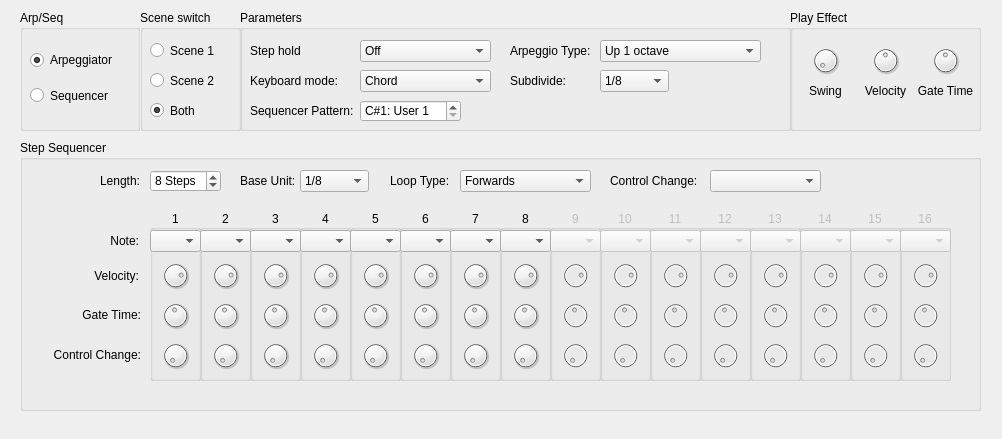
Old version of the form src/View/ArpSeq.ui in the repository thefinalcutbg/QAN1xEditor.
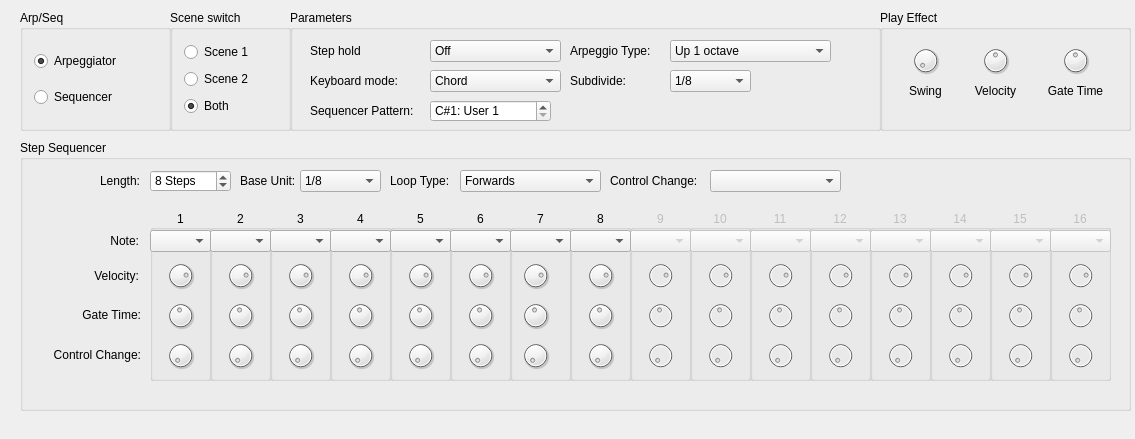
New version of the form. Custom widgets are drawn as their Qt base class.

```diff
--- a/src/View/ArpSeq.ui
+++ b/src/View/ArpSeq.ui
@@ -6,7 +6,7 @@
    <rect>
     <x>0</x>
     <y>0</y>
-    <width>1002</width>
+    <width>1135</width>
     <height>439</height>
    </rect>
   </property>
@@ -16,64 +16,48 @@
   <widget class="QGroupBox" name="groupBox_2">
    <property name="geometry">
     <rect>
-     <x>140</x>
+     <x>170</x>
      <y>10</y>
-     <width>101</width>
+     <width>121</width>
      <height>121</height>
     </rect>
    </property>
    <property name="title">
     <string>Scene switch</string>
    </property>
-   <widget class="QRadioButton" name="radioScene1">
-    <property name="geometry">
-     <rect>
-      <x>10</x>
-      <y>30</y>
-      <width>89</width>
-      <height>21</height>
-     </rect>
-    </property>
-    <property name="text">
-     <string>Scene 1</string>
-    </property>
-   </widget>
-   <widget class="QRadioButton" name="radioScene2">
-    <property name="geometry">
-     <rect>
-      <x>10</x>
-      <y>60</y>
-      <width>89</width>
-      <height>21</height>
-     </rect>
-    </property>
-    <property name="text">
-     <string>Scene 2</string>
-    </property>
-   </widget>
-   <widget class="QRadioButton" name="radioBothScenes">
-    <property name="geometry">
-     <rect>
-      <x>10</x>
-      <y>90</y>
-      <width>89</width>
-      <height>21</height>
-     </rect>
-    </property>
-    <property name="text">
-     <string>Both</string>
-    </property>
-    <property name="checked">
-     <bool>true</bool>
-    </property>
-   </widget>
+   <layout class="QVBoxLayout" name="verticalLayout">
+    <item>
+     <widget class="QRadioButton" name="radioScene1">
+      <property name="text">
+       <string>Scene 1</string>
+      </property>
+     </widget>
+    </item>
+    <item>
+     <widget class="QRadioButton" name="radioScene2">
+      <property name="text">
+       <string>Scene 2</string>
+      </property>
+     </widget>
+    </item>
+    <item>
+     <widget class="QRadioButton" name="radioBothScenes">
+      <property name="text">
+       <string>Both</string>
+      </property>
+      <property name="checked">
+       <bool>true</bool>
+      </property>
+     </widget>
+    </item>
+   </layout>
   </widget>
   <widget class="QGroupBox" name="groupBox">
    <property name="geometry">
     <rect>
-     <x>790</x>
+     <x>880</x>
      <y>10</y>
-     <width>191</width>
+     <width>251</width>
      <height>121</height>
     </rect>
    </property>
@@ -83,7 +67,7 @@
    <widget class="DialKnob" name="swing">
     <property name="geometry">
      <rect>
-      <x>20</x>
+      <x>30</x>
       <y>30</y>
       <width>31</width>
       <height>41</height>
@@ -126,7 +110,7 @@
    <widget class="QLabel" name="label_8">
     <property name="geometry">
      <rect>
-      <x>70</x>
+      <x>90</x>
       <y>70</y>
       <width>51</width>
       <height>21</height>
@@ -142,7 +126,7 @@
    <widget class="QLabel" name="seqLabel_2">
     <property name="geometry">
      <rect>
-      <x>10</x>
+      <x>20</x>
       <y>70</y>
       <width>51</width>
       <height>21</height>
@@ -158,7 +142,7 @@
    <widget class="DialKnob" name="velocity">
     <property name="geometry">
      <rect>
-      <x>80</x>
+      <x>100</x>
       <y>30</y>
       <width>31</width>
       <height>41</height>
@@ -204,7 +188,7 @@
    <widget class="QLabel" name="seqLabel_3">
     <property name="geometry">
      <rect>
-      <x>120</x>
+      <x>160</x>
       <y>70</y>
       <width>71</width>
       <height>21</height>
@@ -220,7 +204,7 @@
    <widget class="DialKnob" name="gate">
     <property name="geometry">
      <rect>
-      <x>140</x>
+      <x>180</x>
       <y>30</y>
       <width>31</width>
       <height>41</height>
@@ -267,9 +251,9 @@
   <widget class="QGroupBox" name="groupBox_3">
    <property name="geometry">
     <rect>
-     <x>240</x>
+     <x>290</x>
      <y>10</y>
-     <width>551</width>
+     <width>591</width>
      <height>121</height>
     </rect>
    </property>
@@ -279,9 +263,9 @@
    <widget class="ComboPicker" name="arpSubdivide">
     <property name="geometry">
      <rect>
-      <x>360</x>
+      <x>380</x>
       <y>60</y>
-      <width>69</width>
+      <width>81</width>
       <height>22</height>
      </rect>
     </property>
@@ -342,9 +326,9 @@
    <widget class="SpinBox" name="seqPatternNo">
     <property name="geometry">
      <rect>
-      <x>120</x>
+      <x>140</x>
       <y>90</y>
-      <width>101</width>
+      <width>121</width>
       <height>22</height>
      </rect>
     </property>
@@ -367,7 +351,7 @@
    <widget class="QLabel" name="label_5">
     <property name="geometry">
      <rect>
-      <x>10</x>
+      <x>20</x>
       <y>30</y>
       <width>101</width>
       <height>21</height>
@@ -380,7 +364,7 @@
    <widget class="ComboPicker" name="stepHoldCombo">
     <property name="geometry">
      <rect>
-      <x>120</x>
+      <x>140</x>
       <y>30</y>
       <width>131</width>
       <height>22</height>
@@ -400,7 +384,7 @@
    <widget class="ComboPicker" name="arpType">
     <property name="geometry">
      <rect>
-      <x>360</x>
+      <x>380</x>
       <y>30</y>
       <width>161</width>
       <height>22</height>
@@ -563,7 +547,7 @@
    <widget class="QLabel" name="seqLabel_1">
     <property name="geometry">
      <rect>
-      <x>10</x>
+      <x>20</x>
       <y>90</y>
       <width>111</width>
       <height>21</height>
@@ -576,7 +560,7 @@
    <widget class="ComboPicker" name="kbdMode">
     <property name="geometry">
      <rect>
-      <x>120</x>
+      <x>140</x>
       <y>60</y>
       <width>131</width>
       <height>22</height>
@@ -596,9 +580,9 @@
    <widget class="QLabel" name="arpLabel_2">
     <property name="geometry">
      <rect>
-      <x>270</x>
+      <x>280</x>
       <y>60</y>
-      <width>71</width>
+      <width>91</width>
       <height>21</height>
      </rect>
     </property>
@@ -609,7 +593,7 @@
    <widget class="QLabel" name="label">
     <property name="geometry">
      <rect>
-      <x>10</x>
+      <x>20</x>
       <y>60</y>
       <width>101</width>
       <height>21</height>
@@ -622,9 +606,9 @@
    <widget class="QLabel" name="arpLabel_1">
     <property name="geometry">
      <rect>
-      <x>270</x>
+      <x>280</x>
       <y>30</y>
-      <width>91</width>
+      <width>101</width>
       <height>21</height>
      </rect>
     </property>
@@ -638,49 +622,39 @@
     <rect>
      <x>20</x>
      <y>10</y>
-     <width>120</width>
+     <width>151</width>
      <height>121</height>
     </rect>
    </property>
    <property name="title">
     <string>Arp/Seq</string>
    </property>
-   <widget class="QRadioButton" name="radioArp">
-    <property name="geometry">
-     <rect>
-      <x>10</x>
-      <y>40</y>
-      <width>89</width>
-      <height>20</height>
-     </rect>
-    </property>
-    <property name="text">
-     <string>Arpeggiator</string>
-    </property>
-    <property name="checked">
-     <bool>true</bool>
-    </property>
-   </widget>
-   <widget class="QRadioButton" name="radioSeq">
-    <property name="geometry">
-     <rect>
-      <x>10</x>
-      <y>70</y>
-      <width>89</width>
-      <height>31</height>
-     </rect>
-    </property>
-    <property name="text">
-     <string>Sequencer</string>
-    </property>
-   </widget>
+   <layout class="QVBoxLayout" name="verticalLayout_2">
+    <item>
+     <widget class="QRadioButton" name="radioArp">
+      <property name="text">
+       <string>Arpeggiator</string>
+      </property>
+      <property name="checked">
+       <bool>true</bool>
+      </property>
+     </widget>
+    </item>
+    <item>
+     <widget class="QRadioButton" name="radioSeq">
+      <property name="text">
+       <string>Sequencer</string>
+      </property>
+     </widget>
+    </item>
+   </layout>
   </widget>
   <widget class="QGroupBox" name="stepGroup">
    <property name="geometry">
     <rect>
      <x>20</x>
      <y>140</y>
-     <width>961</width>
+     <width>1111</width>
      <height>271</height>
     </rect>
    </property>
@@ -692,7 +666,7 @@
      <rect>
       <x>690</x>
       <y>30</y>
-      <width>111</width>
+      <width>131</width>
       <height>22</height>
      </rect>
     </property>
@@ -757,7 +731,7 @@
      <rect>
       <x>280</x>
       <y>30</y>
-      <width>69</width>
+      <width>81</width>
       <height>22</height>
      </rect>
     </property>
@@ -820,7 +794,7 @@
      <rect>
       <x>440</x>
       <y>30</y>
-      <width>131</width>
+      <width>141</width>
       <height>22</height>
      </rect>
     </property>
@@ -850,7 +824,7 @@
      <rect>
       <x>130</x>
       <y>30</y>
-      <width>71</width>
+      <width>81</width>
       <height>22</height>
      </rect>
     </property>
@@ -870,9 +844,9 @@
    <widget class="QGroupBox" name="step_3">
     <property name="geometry">
      <rect>
-      <x>230</x>
+      <x>250</x>
       <y>70</y>
-      <width>51</width>
+      <width>61</width>
       <height>171</height>
      </rect>
     </property>
@@ -887,7 +861,7 @@
       <rect>
        <x>0</x>
        <y>130</y>
-       <width>51</width>
+       <width>61</width>
        <height>31</height>
       </rect>
      </property>
@@ -933,7 +907,7 @@
       <rect>
        <x>0</x>
        <y>50</y>
-       <width>51</width>
+       <width>61</width>
        <height>31</height>
       </rect>
      </property>
@@ -979,7 +953,7 @@
       <rect>
        <x>0</x>
        <y>90</y>
-       <width>51</width>
+       <width>61</width>
        <height>31</height>
       </rect>
      </property>
@@ -1025,7 +999,7 @@
       <rect>
        <x>0</x>
        <y>20</y>
-       <width>51</width>
+       <width>61</width>
        <height>22</height>
       </rect>
      </property>
@@ -1037,9 +1011,9 @@
     </property>
     <property name="geometry">
      <rect>
-      <x>830</x>
+      <x>970</x>
       <y>70</y>
-      <width>51</width>
+      <width>61</width>
       <height>171</height>
      </rect>
     </property>
@@ -1063,7 +1037,7 @@
       <rect>
        <x>0</x>
        <y>130</y>
-       <width>51</width>
+       <width>61</width>
        <height>31</height>
       </rect>
      </property>
@@ -1109,7 +1083,7 @@
       <rect>
        <x>0</x>
        <y>50</y>
-       <width>51</width>
+       <width>61</width>
        <height>31</height>
       </rect>
      </property>
@@ -1155,7 +1129,7 @@
       <rect>
        <x>0</x>
        <y>90</y>
-       <width>51</width>
+       <width>61</width>
        <height>31</height>
       </rect>
      </property>
@@ -1201,7 +1175,7 @@
       <rect>
        <x>0</x>
        <y>20</y>
-       <width>51</width>
+       <width>61</width>
        <height>22</height>
       </rect>
      </property>
@@ -1213,9 +1187,9 @@
     </property>
     <property name="geometry">
      <rect>
-      <x>480</x>
+      <x>550</x>
       <y>70</y>
-      <width>51</width>
+      <width>61</width>
       <height>171</height>
      </rect>
     </property>
@@ -1239,7 +1213,7 @@
       <rect>
        <x>0</x>
        <y>130</y>
-       <width>51</width>
+       <width>61</width>
        <height>31</height>
       </rect>
      </property>
@@ -1285,7 +1259,7 @@
       <rect>
        <x>0</x>
        <y>50</y>
-       <width>51</width>
+       <width>61</width>
        <height>31</height>
       </rect>
      </property>
@@ -1331,7 +1305,7 @@
       <rect>
        <x>0</x>
        <y>90</y>
-       <width>51</width>
+       <width>61</width>
        <height>31</height>
       </rect>
      </property>
@@ -1377,7 +1351,7 @@
       <rect>
        <x>0</x>
        <y>20</y>
-       <width>51</width>
+       <width>61</width>
        <height>22</height>
       </rect>
      </property>
@@ -1389,9 +1363,9 @@
     </property>
     <property name="geometry">
      <rect>
-      <x>630</x>
+      <x>730</x>
       <y>70</y>
-      <width>51</width>
+      <width>61</width>
       <height>171</height>
      </rect>
     </property>
@@ -1415,7 +1389,7 @@
       <rect>
        <x>0</x>
        <y>130</y>
-       <width>51</width>
+       <width>61</width>
        <height>31</height>
       </rect>
      </property>
@@ -1461,7 +1435,7 @@
       <rect>
        <x>0</x>
        <y>50</y>
-       <width>51</width>
+       <width>61</width>
        <height>31</height>
       </rect>
      </property>
@@ -1507,7 +1481,7 @@
       <rect>
        <x>0</x>
        <y>90</y>
-       <width>51</width>
+       <width>61</width>
        <height>31</height>
       </rect>
      </property>
@@ -1553,7 +1527,7 @@
       <rect>
        <x>0</x>
        <y>20</y>
-       <width>51</width>
+       <width>61</width>
        <height>22</height>
       </rect>
      </property>
@@ -1565,9 +1539,9 @@
     </property>
     <property name="geometry">
      <rect>
-      <x>780</x>
+      <x>910</x>
       <y>70</y>
-      <width>51</width>
+      <width>61</width>
       <height>171</height>
      </rect>
     </property>
@@ -1591,7 +1565,7 @@
       <rect>
        <x>0</x>
        <y>130</y>
-       <width>51</width>
+       <width>61</width>
        <height>31</height>
       </rect>
      </property>
@@ -1637,7 +1611,7 @@
       <rect>
        <x>0</x>
        <y>50</y>
-       <width>51</width>
+       <width>61</width>
        <height>31</height>
       </rect>
      </property>
@@ -1683,7 +1657,7 @@
       <rect>
        <x>0</x>
        <y>90</y>
-       <width>51</width>
+       <width>61</width>
        <height>31</height>
       </rect>
      </property>
@@ -1729,7 +1703,7 @@
       <rect>
        <x>0</x>
        <y>20</y>
-       <width>51</width>
+       <width>61</width>
        <height>22</height>
       </rect>
      </property>
@@ -1738,9 +1712,9 @@
    <widget class="QLabel" name="label_4">
     <property name="geometry">
      <rect>
-      <x>20</x>
+      <x>10</x>
       <y>199</y>
-      <width>101</width>
+      <width>111</width>
       <height>31</height>
      </rect>
     </property>
@@ -1757,9 +1731,9 @@
     </property>
     <property name="geometry">
      <rect>
-      <x>880</x>
+      <x>1030</x>
       <y>70</y>
-      <width>51</width>
+      <width>61</width>
       <height>171</height>
      </rect>
     </property>
@@ -1783,7 +1757,7 @@
       <rect>
        <x>0</x>
        <y>130</y>
-       <width>51</width>
+       <width>61</width>
        <height>31</height>
       </rect>
      </property>
@@ -1829,7 +1803,7 @@
       <rect>
        <x>0</x>
        <y>50</y>
-       <width>51</width>
+       <width>61</width>
        <height>31</height>
       </rect>
      </property>
@@ -1875,7 +1849,7 @@
       <rect>
        <x>0</x>
        <y>90</y>
-       <width>51</width>
+       <width>61</width>
        <height>31</height>
       </rect>
      </property>
@@ -1921,7 +1895,7 @@
       <rect>
        <x>0</x>
        <y>20</y>
-       <width>51</width>
+       <width>61</width>
        <height>22</height>
       </rect>
      </property>
@@ -1930,9 +1904,9 @@
    <widget class="QLabel" name="label_2">
     <property name="geometry">
      <rect>
-      <x>70</x>
+      <x>28</x>
       <y>125</y>
-      <width>49</width>
+      <width>91</width>
       <height>21</height>
      </rect>
     </property>
@@ -1946,9 +1920,9 @@
    <widget class="QGroupBox" name="step_5">
     <property name="geometry">
      <rect>
-      <x>330</x>
+      <x>370</x>
       <y>70</y>
-      <width>51</width>
+      <width>61</width>
       <height>171</height>
      </rect>
     </property>
@@ -1963,7 +1937,7 @@
       <rect>
        <x>0</x>
        <y>130</y>
-       <width>51</width>
+       <width>61</width>
        <height>31</height>
       </rect>
      </property>
@@ -2009,7 +1983,7 @@
       <rect>
        <x>0</x>
        <y>50</y>
-       <width>51</width>
+       <width>61</width>
        <height>31</height>
       </rect>
      </property>
@@ -2055,7 +2029,7 @@
       <rect>
        <x>0</x>
        <y>90</y>
-       <width>51</width>
+       <width>61</width>
        <height>31</height>
       </rect>
      </property>
@@ -2101,7 +2075,7 @@
       <rect>
        <x>0</x>
        <y>20</y>
-       <width>51</width>
+       <width>61</width>
        <height>22</height>
       </rect>
      </property>
@@ -2110,9 +2084,9 @@
    <widget class="QGroupBox" name="step_6">
     <property name="geometry">
      <rect>
-      <x>380</x>
+      <x>430</x>
       <y>70</y>
-      <width>51</width>
+      <width>61</width>
       <height>171</height>
      </rect>
     </property>
@@ -2127,7 +2101,7 @@
       <rect>
        <x>0</x>
        <y>130</y>
-       <width>51</width>
+       <width>61</width>
        <height>31</height>
       </rect>
      </property>
@@ -2173,7 +2147,7 @@
       <rect>
        <x>0</x>
        <y>50</y>
-       <width>51</width>
+       <width>61</width>
        <height>31</height>
       </rect>
      </property>
@@ -2219,7 +2193,7 @@
       <rect>
        <x>0</x>
        <y>90</y>
-       <width>51</width>
+       <width>61</width>
        <height>31</height>
       </rect>
      </property>
@@ -2265,7 +2239,7 @@
       <rect>
        <x>0</x>
        <y>20</y>
-       <width>51</width>
+       <width>61</width>
        <height>22</height>
       </rect>
      </property>
@@ -2277,9 +2251,9 @@
     </property>
     <property name="geometry">
      <rect>
-      <x>730</x>
+      <x>850</x>
       <y>70</y>
-      <width>51</width>
+      <width>61</width>
       <height>171</height>
      </rect>
     </property>
@@ -2303,7 +2277,7 @@
       <rect>
        <x>0</x>
        <y>130</y>
-       <width>51</width>
+       <width>61</width>
        <height>31</height>
       </rect>
      </property>
@@ -2349,7 +2323,7 @@
       <rect>
        <x>0</x>
        <y>50</y>
-       <width>51</width>
+       <width>61</width>
        <height>31</height>
       </rect>
      </property>
@@ -2395,7 +2369,7 @@
       <rect>
        <x>0</x>
        <y>90</y>
-       <width>51</width>
+       <width>61</width>
        <height>31</height>
       </rect>
      </property>
@@ -2441,7 +2415,7 @@
       <rect>
        <x>0</x>
        <y>20</y>
-       <width>51</width>
+       <width>61</width>
        <height>22</height>
       </rect>
      </property>
@@ -2450,9 +2424,9 @@
    <widget class="QGroupBox" name="step_4">
     <property name="geometry">
      <rect>
-      <x>280</x>
+      <x>310</x>
       <y>70</y>
-      <width>51</width>
+      <width>61</width>
       <height>171</height>
      </rect>
     </property>
@@ -2467,7 +2441,7 @@
       <rect>
        <x>0</x>
        <y>130</y>
-       <width>51</width>
+       <width>61</width>
        <height>31</height>
       </rect>
      </property>
@@ -2513,7 +2487,7 @@
       <rect>
        <x>0</x>
        <y>50</y>
-       <width>51</width>
+       <width>61</width>
        <height>31</height>
       </rect>
      </property>
@@ -2559,7 +2533,7 @@
       <rect>
        <x>0</x>
        <y>90</y>
-       <width>51</width>
+       <width>61</width>
        <height>31</height>
       </rect>
      </property>
@@ -2605,7 +2579,7 @@
       <rect>
        <x>0</x>
        <y>20</y>
-       <width>51</width>
+       <width>61</width>
        <height>22</height>
       </rect>
      </property>
@@ -2616,7 +2590,7 @@
      <rect>
       <x>130</x>
       <y>70</y>
-      <width>51</width>
+      <width>61</width>
       <height>171</height>
      </rect>
     </property>
@@ -2631,7 +2605,7 @@
       <rect>
        <x>0</x>
        <y>130</y>
-       <width>51</width>
+       <width>61</width>
        <height>31</height>
       </rect>
      </property>
@@ -2677,7 +2651,7 @@
       <rect>
        <x>0</x>
        <y>50</y>
-       <width>51</width>
+       <width>61</width>
        <height>31</height>
       </rect>
      </property>
@@ -2723,7 +2697,7 @@
       <rect>
        <x>0</x>
        <y>90</y>
-       <width>51</width>
+       <width>61</width>
        <height>31</height>
       </rect>
      </property>
@@ -2769,7 +2743,7 @@
       <rect>
        <x>0</x>
        <y>20</y>
-       <width>51</width>
+       <width>61</width>
        <height>22</height>
       </rect>
      </property>
@@ -2781,9 +2755,9 @@
     </property>
     <property name="geometry">
      <rect>
-      <x>530</x>
+      <x>610</x>
       <y>70</y>
-      <width>51</width>
+      <width>61</width>
       <height>171</height>
      </rect>
     </property>
@@ -2807,7 +2781,7 @@
       <rect>
        <x>0</x>
        <y>130</y>
-       <width>51</width>
+       <width>61</width>
        <height>31</height>
       </rect>
      </property>
@@ -2853,7 +2827,7 @@
       <rect>
        <x>0</x>
        <y>50</y>
-       <width>51</width>
+       <width>61</width>
        <height>31</height>
       </rect>
      </property>
@@ -2899,7 +2873,7 @@
       <rect>
        <x>0</x>
        <y>90</y>
-       <width>51</width>
+       <width>61</width>
        <height>31</height>
       </rect>
      </property>
@@ -2945,7 +2919,7 @@
       <rect>
        <x>0</x>
        <y>20</y>
-       <width>51</width>
+       <width>61</width>
        <height>22</height>
       </rect>
      </property>
@@ -2957,9 +2931,9 @@
     </property>
     <property name="geometry">
      <rect>
-      <x>580</x>
+      <x>670</x>
       <y>70</y>
-      <width>51</width>
+      <width>61</width>
       <height>171</height>
      </rect>
     </property>
@@ -2983,7 +2957,7 @@
       <rect>
        <x>0</x>
        <y>130</y>
-       <width>51</width>
+       <width>61</width>
        <height>31</height>
       </rect>
      </property>
@@ -3029,7 +3003,7 @@
       <rect>
        <x>0</x>
        <y>50</y>
-       <width>51</width>
+       <width>61</width>
        <height>31</height>
       </rect>
      </property>
@@ -3075,7 +3049,7 @@
       <rect>
        <x>0</x>
        <y>90</y>
-       <width>51</width>
+       <width>61</width>
        <height>31</height>
       </rect>
      </property>
@@ -3121,7 +3095,7 @@
       <rect>
        <x>0</x>
        <y>20</y>
-       <width>51</width>
+       <width>61</width>
        <height>22</height>
       </rect>
      </property>
@@ -3130,9 +3104,9 @@
    <widget class="QGroupBox" name="step_7">
     <property name="geometry">
      <rect>
-      <x>430</x>
+      <x>490</x>
       <y>70</y>
-      <width>51</width>
+      <width>61</width>
       <height>171</height>
      </rect>
     </property>
@@ -3285,7 +3259,7 @@
       <rect>
        <x>0</x>
        <y>20</y>
-       <width>51</width>
+       <width>61</width>
        <height>22</height>
       </rect>
      </property>
@@ -3294,9 +3268,9 @@
    <widget class="QGroupBox" name="step_2">
     <property name="geometry">
      <rect>
-      <x>180</x>
+      <x>190</x>
       <y>70</y>
-      <width>51</width>
+      <width>61</width>
       <height>171</height>
      </rect>
     </property>
@@ -3311,7 +3285,7 @@
       <rect>
        <x>0</x>
        <y>130</y>
-       <width>51</width>
+       <width>61</width>
        <height>31</height>
       </rect>
      </property>
@@ -3357,7 +3331,7 @@
       <rect>
        <x>0</x>
        <y>50</y>
-       <width>51</width>
+       <width>61</width>
        <height>31</height>
       </rect>
      </property>
@@ -3403,7 +3377,7 @@
       <rect>
        <x>0</x>
        <y>90</y>
-       <width>51</width>
+       <width>61</width>
        <height>31</height>
       </rect>
      </property>
@@ -3449,7 +3423,7 @@
       <rect>
        <x>0</x>
        <y>20</y>
-       <width>51</width>
+       <width>61</width>
        <height>22</height>
       </rect>
      </property>
@@ -3458,9 +3432,9 @@
    <widget class="QLabel" name="label_6">
     <property name="geometry">
      <rect>
-      <x>70</x>
+      <x>18</x>
       <y>90</y>
-      <width>49</width>
+      <width>101</width>
       <height>21</height>
      </rect>
     </property>
@@ -3477,9 +3451,9 @@
     </property>
     <property name="geometry">
      <rect>
-      <x>680</x>
+      <x>790</x>
       <y>70</y>
-      <width>51</width>
+      <width>61</width>
       <height>171</height>
      </rect>
     </property>
@@ -3503,7 +3477,7 @@
       <rect>
        <x>0</x>
        <y>130</y>
-       <width>51</width>
+       <width>61</width>
        <height>31</height>
       </rect>
      </property>
@@ -3549,7 +3523,7 @@
       <rect>
        <x>0</x>
        <y>50</y>
-       <width>51</width>
+       <width>61</width>
        <height>31</height>
       </rect>
      </property>
@@ -3595,7 +3569,7 @@
       <rect>
        <x>0</x>
        <y>90</y>
-       <width>51</width>
+       <width>61</width>
        <height>31</height>
       </rect>
      </property>
@@ -3641,7 +3615,7 @@
       <rect>
        <x>0</x>
        <y>20</y>
-       <width>51</width>
+       <width>61</width>
        <height>22</height>
       </rect>
      </property>
@@ -3650,9 +3624,9 @@
    <widget class="QLabel" name="label_3">
     <property name="geometry">
      <rect>
-      <x>60</x>
+      <x>30</x>
       <y>159</y>
-      <width>61</width>
+      <width>91</width>
       <height>31</height>
      </rect>
     </property>
```
